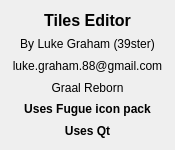
Before: the Qt Designer form AboutDialog.ui in lukegrahamSydney/TilesEditor, drawn with Qt 5.
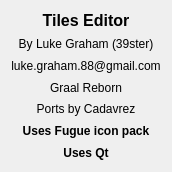
After: the same form once the commit is applied.

Diff of the .ui file:
```diff
--- a/AboutDialog.ui
+++ b/AboutDialog.ui
@@ -6,8 +6,8 @@
    <rect>
     <x>0</x>
     <y>0</y>
-    <width>175</width>
-    <height>150</height>
+    <width>167</width>
+    <height>172</height>
    </rect>
   </property>
   <property name="sizePolicy">
@@ -72,6 +72,16 @@
      </property>
     </widget>
    </item>
+   <item>
+    <widget class="QLabel" name="label_7">
+     <property name="text">
+      <string>Ports by Cadavrez</string>
+     </property>
+     <property name="alignment">
+      <set>Qt::AlignCenter</set>
+     </property>
+    </widget>
+   </item>
    <item>
     <widget class="QLabel" name="label_3">
      <property name="font">
```
